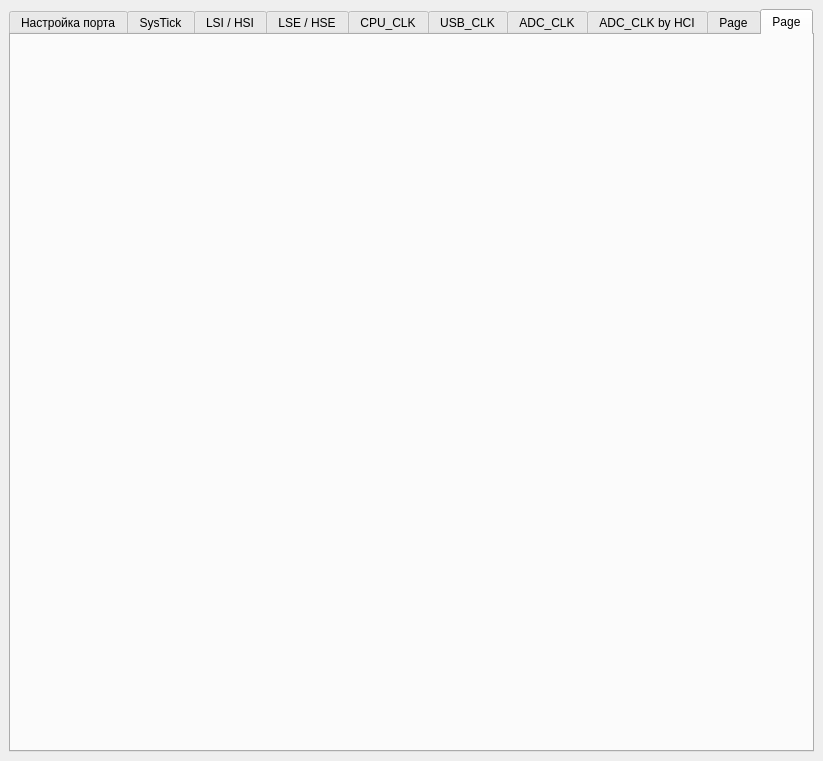
Old version of the form main.ui in the repository TimurRahimov/1986BE93Y-CodeGenerator.
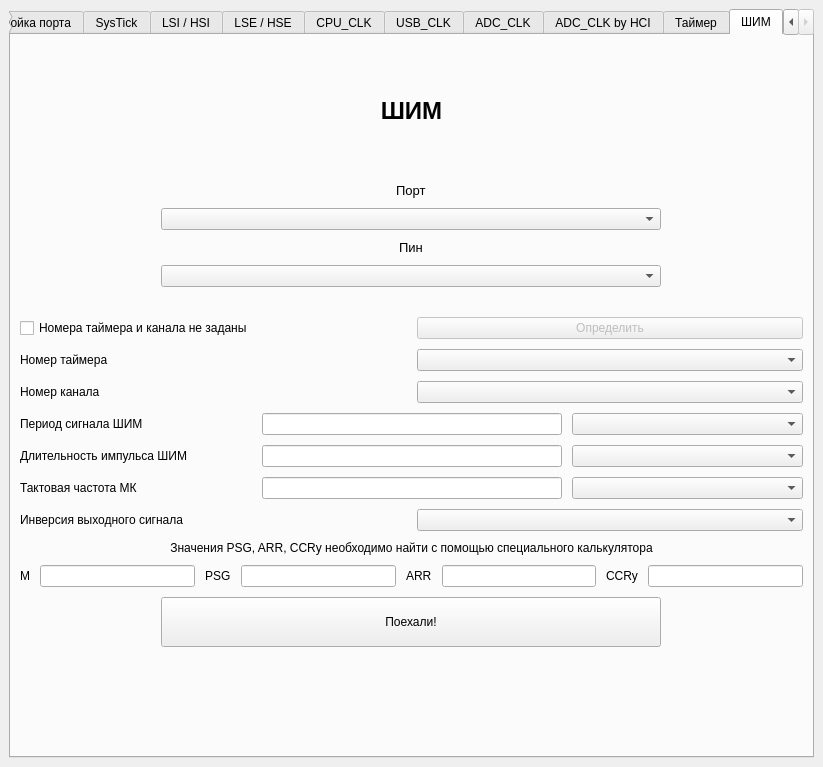
New version of the form. The open tabs and pages were chosen to show the change.

The edit to the form file:
```diff
--- a/main.ui
+++ b/main.ui
@@ -7,7 +7,7 @@
     <x>0</x>
     <y>0</y>
     <width>823</width>
-    <height>761</height>
+    <height>767</height>
    </rect>
   </property>
   <property name="windowTitle">
@@ -17,9 +17,33 @@
    <layout class="QHBoxLayout" name="horizontalLayout">
     <item>
      <widget class="QTabWidget" name="tabWidget">
+      <property name="tabPosition">
+       <enum>QTabWidget::North</enum>
+      </property>
+      <property name="tabShape">
+       <enum>QTabWidget::Rounded</enum>
+      </property>
       <property name="currentIndex">
        <number>0</number>
       </property>
+      <property name="elideMode">
+       <enum>Qt::ElideNone</enum>
+      </property>
+      <property name="usesScrollButtons">
+       <bool>true</bool>
+      </property>
+      <property name="documentMode">
+       <bool>false</bool>
+      </property>
+      <property name="tabsClosable">
+       <bool>false</bool>
+      </property>
+      <property name="movable">
+       <bool>true</bool>
+      </property>
+      <property name="tabBarAutoHide">
+       <bool>false</bool>
+      </property>
       <widget class="QWidget" name="tab_12">
        <attribute name="title">
         <string>Настройка порта</string>
@@ -1431,13 +1455,438 @@
       </widget>
       <widget class="QWidget" name="tab_9">
        <attribute name="title">
-        <string>Page</string>
+        <string>Таймер</string>
        </attribute>
       </widget>
       <widget class="QWidget" name="tab_10">
        <attribute name="title">
-        <string>Page</string>
+        <string>ШИМ</string>
        </attribute>
+       <layout class="QGridLayout" name="gridLayout_6">
+        <item row="0" column="0">
+         <layout class="QVBoxLayout" name="verticalLayout_7">
+          <property name="spacing">
+           <number>25</number>
+          </property>
+          <property name="topMargin">
+           <number>20</number>
+          </property>
+          <item>
+           <widget class="QLabel" name="label_15">
+            <property name="sizePolicy">
+             <sizepolicy hsizetype="Minimum" vsizetype="Preferred">
+              <horstretch>0</horstretch>
+              <verstretch>0</verstretch>
+             </sizepolicy>
+            </property>
+            <property name="font">
+             <font>
+              <pointsize>18</pointsize>
+              <weight>75</weight>
+              <bold>true</bold>
+             </font>
+            </property>
+            <property name="text">
+             <string>ШИМ</string>
+            </property>
+            <property name="alignment">
+             <set>Qt::AlignCenter</set>
+            </property>
+           </widget>
+          </item>
+          <item>
+           <layout class="QVBoxLayout" name="verticalLayout_8">
+            <property name="spacing">
+             <number>10</number>
+            </property>
+            <property name="bottomMargin">
+             <number>100</number>
+            </property>
+            <item alignment="Qt::AlignHCenter">
+             <widget class="QLabel" name="label_19">
+              <property name="font">
+               <font>
+                <pointsize>10</pointsize>
+               </font>
+              </property>
+              <property name="text">
+               <string>Порт</string>
+              </property>
+             </widget>
+            </item>
+            <item alignment="Qt::AlignHCenter">
+             <widget class="QComboBox" name="comboBox_14_port">
+              <property name="minimumSize">
+               <size>
+                <width>500</width>
+                <height>0</height>
+               </size>
+              </property>
+              <property name="editable">
+               <bool>false</bool>
+              </property>
+             </widget>
+            </item>
+            <item alignment="Qt::AlignHCenter">
+             <widget class="QLabel" name="label_20">
+              <property name="font">
+               <font>
+                <pointsize>10</pointsize>
+               </font>
+              </property>
+              <property name="text">
+               <string>Пин</string>
+              </property>
+             </widget>
+            </item>
+            <item alignment="Qt::AlignHCenter">
+             <widget class="QComboBox" name="comboBox_14_pin">
+              <property name="minimumSize">
+               <size>
+                <width>500</width>
+                <height>0</height>
+               </size>
+              </property>
+             </widget>
+            </item>
+            <item>
+             <spacer name="horizontalSpacer_4">
+              <property name="orientation">
+               <enum>Qt::Horizontal</enum>
+              </property>
+              <property name="sizeHint" stdset="0">
+               <size>
+                <width>40</width>
+                <height>20</height>
+               </size>
+              </property>
+             </spacer>
+            </item>
+            <item>
+             <layout class="QHBoxLayout" name="horizontalLayout_21">
+              <property name="leftMargin">
+               <number>0</number>
+              </property>
+              <property name="bottomMargin">
+               <number>0</number>
+              </property>
+              <item>
+               <widget class="QCheckBox" name="checkBox_14_timer_undefined">
+                <property name="text">
+                 <string>Номера таймера и канала не заданы</string>
+                </property>
+               </widget>
+              </item>
+              <item>
+               <widget class="QPushButton" name="pushButton_14_timer_define">
+                <property name="enabled">
+                 <bool>false</bool>
+                </property>
+                <property name="text">
+                 <string>Определить</string>
+                </property>
+               </widget>
+              </item>
+             </layout>
+            </item>
+            <item>
+             <layout class="QHBoxLayout" name="horizontalLayout_22">
+              <property name="leftMargin">
+               <number>0</number>
+              </property>
+              <property name="bottomMargin">
+               <number>0</number>
+              </property>
+              <item>
+               <widget class="QLabel" name="label_21">
+                <property name="text">
+                 <string>Номер таймера</string>
+                </property>
+               </widget>
+              </item>
+              <item>
+               <widget class="QComboBox" name="comboBox_14_timer"/>
+              </item>
+             </layout>
+            </item>
+            <item>
+             <layout class="QHBoxLayout" name="horizontalLayout_27">
+              <property name="leftMargin">
+               <number>0</number>
+              </property>
+              <property name="bottomMargin">
+               <number>0</number>
+              </property>
+              <item>
+               <widget class="QLabel" name="label_22">
+                <property name="text">
+                 <string>Номер канала</string>
+                </property>
+               </widget>
+              </item>
+              <item>
+               <widget class="QComboBox" name="comboBox_14_channel"/>
+              </item>
+             </layout>
+            </item>
+            <item>
+             <layout class="QHBoxLayout" name="horizontalLayout_31">
+              <property name="leftMargin">
+               <number>0</number>
+              </property>
+              <property name="bottomMargin">
+               <number>0</number>
+              </property>
+              <item>
+               <widget class="QLabel" name="label_23">
+                <property name="text">
+                 <string>Период сигнала ШИМ</string>
+                </property>
+               </widget>
+              </item>
+              <item>
+               <widget class="QLineEdit" name="lineEdit_14_time">
+                <property name="minimumSize">
+                 <size>
+                  <width>0</width>
+                  <height>0</height>
+                 </size>
+                </property>
+                <property name="maximumSize">
+                 <size>
+                  <width>300</width>
+                  <height>16777215</height>
+                 </size>
+                </property>
+                <property name="alignment">
+                 <set>Qt::AlignCenter</set>
+                </property>
+                <property name="clearButtonEnabled">
+                 <bool>true</bool>
+                </property>
+               </widget>
+              </item>
+              <item>
+               <widget class="QComboBox" name="comboBox_14_time_unit"/>
+              </item>
+             </layout>
+            </item>
+            <item>
+             <layout class="QHBoxLayout" name="horizontalLayout_32">
+              <property name="leftMargin">
+               <number>0</number>
+              </property>
+              <property name="bottomMargin">
+               <number>0</number>
+              </property>
+              <item>
+               <widget class="QLabel" name="label_24">
+                <property name="text">
+                 <string>Длительность импульса ШИМ</string>
+                </property>
+               </widget>
+              </item>
+              <item>
+               <widget class="QLineEdit" name="lineEdit_14_impuls">
+                <property name="minimumSize">
+                 <size>
+                  <width>0</width>
+                  <height>0</height>
+                 </size>
+                </property>
+                <property name="maximumSize">
+                 <size>
+                  <width>300</width>
+                  <height>16777215</height>
+                 </size>
+                </property>
+                <property name="alignment">
+                 <set>Qt::AlignCenter</set>
+                </property>
+                <property name="clearButtonEnabled">
+                 <bool>true</bool>
+                </property>
+               </widget>
+              </item>
+              <item>
+               <widget class="QComboBox" name="comboBox_14_impuls_unit"/>
+              </item>
+             </layout>
+            </item>
+            <item>
+             <layout class="QHBoxLayout" name="horizontalLayout_33">
+              <property name="leftMargin">
+               <number>0</number>
+              </property>
+              <property name="bottomMargin">
+               <number>0</number>
+              </property>
+              <item>
+               <widget class="QLabel" name="label_25">
+                <property name="text">
+                 <string>Тактовая частота МК</string>
+                </property>
+               </widget>
+              </item>
+              <item>
+               <widget class="QLineEdit" name="lineEdit_14_freq">
+                <property name="minimumSize">
+                 <size>
+                  <width>0</width>
+                  <height>0</height>
+                 </size>
+                </property>
+                <property name="maximumSize">
+                 <size>
+                  <width>300</width>
+                  <height>16777215</height>
+                 </size>
+                </property>
+                <property name="alignment">
+                 <set>Qt::AlignCenter</set>
+                </property>
+                <property name="clearButtonEnabled">
+                 <bool>true</bool>
+                </property>
+               </widget>
+              </item>
+              <item>
+               <widget class="QComboBox" name="comboBox_14_freq_unit"/>
+              </item>
+             </layout>
+            </item>
+            <item>
+             <layout class="QHBoxLayout" name="horizontalLayout_34">
+              <property name="leftMargin">
+               <number>0</number>
+              </property>
+              <property name="bottomMargin">
+               <number>0</number>
+              </property>
+              <item>
+               <widget class="QLabel" name="label_26">
+                <property name="text">
+                 <string>Инверсия выходного сигнала</string>
+                </property>
+               </widget>
+              </item>
+              <item>
+               <widget class="QComboBox" name="comboBox_14_pwm_inv"/>
+              </item>
+             </layout>
+            </item>
+            <item>
+             <widget class="QLabel" name="label_30">
+              <property name="font">
+               <font>
+                <weight>50</weight>
+                <italic>false</italic>
+                <bold>false</bold>
+               </font>
+              </property>
+              <property name="text">
+               <string>Значения PSG, ARR, CCRy необходимо найти с помощью специального калькулятора</string>
+              </property>
+              <property name="alignment">
+               <set>Qt::AlignCenter</set>
+              </property>
+             </widget>
+            </item>
+            <item>
+             <layout class="QHBoxLayout" name="horizontalLayout_35">
+              <property name="leftMargin">
+               <number>0</number>
+              </property>
+              <property name="bottomMargin">
+               <number>0</number>
+              </property>
+              <item>
+               <widget class="QLabel" name="label_31">
+                <property name="text">
+                 <string>M</string>
+                </property>
+               </widget>
+              </item>
+              <item>
+               <widget class="QLineEdit" name="lineEdit_14_m"/>
+              </item>
+              <item>
+               <widget class="QLabel" name="label_27">
+                <property name="text">
+                 <string>PSG</string>
+                </property>
+               </widget>
+              </item>
+              <item>
+               <widget class="QLineEdit" name="lineEdit_14_psg">
+                <property name="alignment">
+                 <set>Qt::AlignCenter</set>
+                </property>
+               </widget>
+              </item>
+              <item>
+               <widget class="QLabel" name="label_28">
+                <property name="text">
+                 <string>ARR</string>
+                </property>
+               </widget>
+              </item>
+              <item>
+               <widget class="QLineEdit" name="lineEdit_14_arr">
+                <property name="alignment">
+                 <set>Qt::AlignCenter</set>
+                </property>
+               </widget>
+              </item>
+              <item>
+               <widget class="QLabel" name="label_29">
+                <property name="text">
+                 <string>CCRy</string>
+                </property>
+               </widget>
+              </item>
+              <item>
+               <widget class="QLineEdit" name="lineEdit_14_ccry">
+                <property name="alignment">
+                 <set>Qt::AlignCenter</set>
+                </property>
+               </widget>
+              </item>
+             </layout>
+            </item>
+            <item alignment="Qt::AlignHCenter">
+             <widget class="QPushButton" name="submitButton_14">
+              <property name="sizePolicy">
+               <sizepolicy hsizetype="Minimum" vsizetype="Fixed">
+                <horstretch>0</horstretch>
+                <verstretch>0</verstretch>
+               </sizepolicy>
+              </property>
+              <property name="minimumSize">
+               <size>
+                <width>500</width>
+                <height>50</height>
+               </size>
+              </property>
+              <property name="maximumSize">
+               <size>
+                <width>1000</width>
+                <height>16777215</height>
+               </size>
+              </property>
+              <property name="styleSheet">
+               <string notr="true"/>
+              </property>
+              <property name="text">
+               <string>Поехали!</string>
+              </property>
+             </widget>
+            </item>
+           </layout>
+          </item>
+         </layout>
+        </item>
+       </layout>
       </widget>
      </widget>
     </item>
```
Left out of the diff: 325 changed lines with no effect on the pictures.
